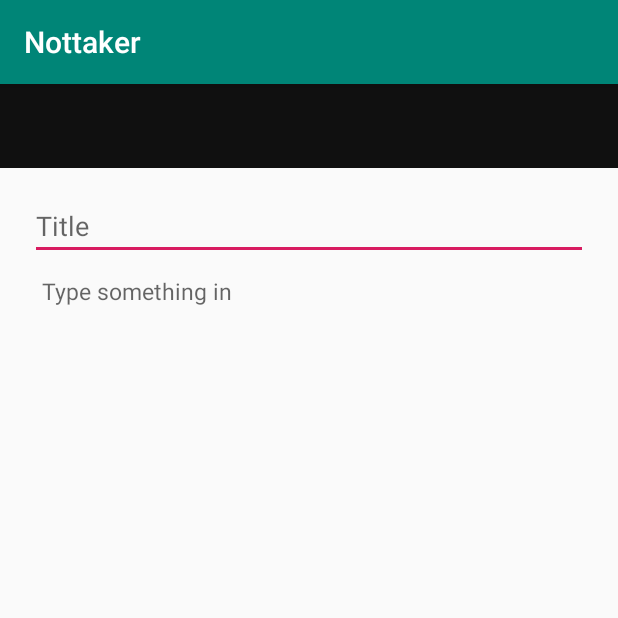
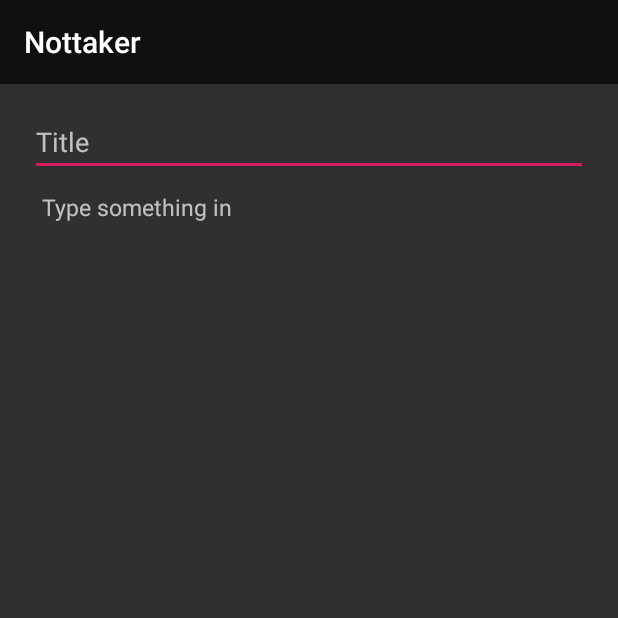
Before and after one commit to kaboel/nottaker, an Android app: the AddNote screen opened directly, with no data from a screen before it, on a phone screen of 412 x 824 dp, the top half of it. Run offline under Robolectric (Android 15) with nearby library versions, the phone set to English and light mode, and no system bars.

Commit message:
call add note activity

```diff
--- a/app/src/main/res/layout/activity_add_note.xml
+++ b/app/src/main/res/layout/activity_add_note.xml
@@ -6,14 +6,15 @@
     android:layout_height="match_parent"
     tools:context=".AddNote">
 
-    <Toolbar
+    <androidx.appcompat.widget.Toolbar
         android:id="@+id/toolbar"
         android:layout_width="match_parent"
         android:layout_height="?attr/actionBarSize"
+        android:background="#101010"
+        android:title="Add Note"
         app:layout_constraintEnd_toEndOf="parent"
         app:layout_constraintStart_toStartOf="parent"
-        app:layout_constraintTop_toTopOf="parent"
-        android:background="#101010"/>
+        app:layout_constraintTop_toTopOf="parent" />
 
     <EditText
         android:id="@+id/noteTitle"
--- a/app/src/main/res/layout/activity_main.xml
+++ b/app/src/main/res/layout/activity_main.xml
@@ -7,7 +7,7 @@
     android:layout_height="match_parent"
     tools:context=".MainActivity">
 
-    <Toolbar
+    <androidx.appcompat.widget.Toolbar
         android:id="@+id/toolbar"
         android:layout_width="match_parent"
         android:layout_height="?attr/actionBarSize"
--- a/app/src/main/res/menu/add_menu.xml
+++ b/app/src/main/res/menu/add_menu.xml
@@ -3,8 +3,8 @@
     xmlns:android="http://schemas.android.com/apk/res/android">
 
     <item
-        android:id="@+id/add"
+        android:id="@+id/addBtn"
         android:icon="@drawable/plus"
         android:title="Add"
-        app:showAsAction="ifRoom" />
+        app:showAsAction="ifRoom"/>
 </menu>
--- a/app/src/main/res/values/styles.xml
+++ b/app/src/main/res/values/styles.xml
@@ -1,7 +1,7 @@
 <resources>
 
     <!-- Base application theme. -->
-    <style name="AppTheme" parent="Theme.AppCompat.Light.DarkActionBar">
+    <style name="AppTheme" parent="Theme.AppCompat.NoActionBar">
         <!-- Customize your theme here. -->
         <item name="colorPrimary">@color/colorPrimary</item>
         <item name="colorPrimaryDark">@color/colorPrimaryDark</item>
```
Also changed, not shown: app/src/main/java/com/example/nottaker/MainActivity.java (+24 -0 lines).
